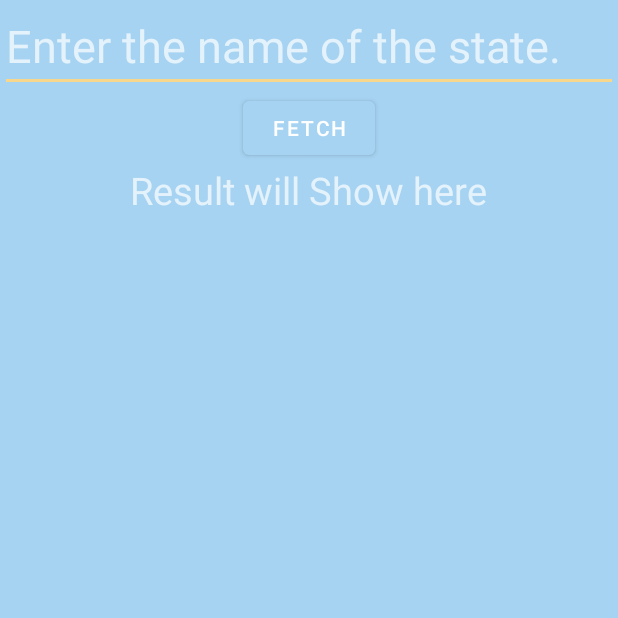
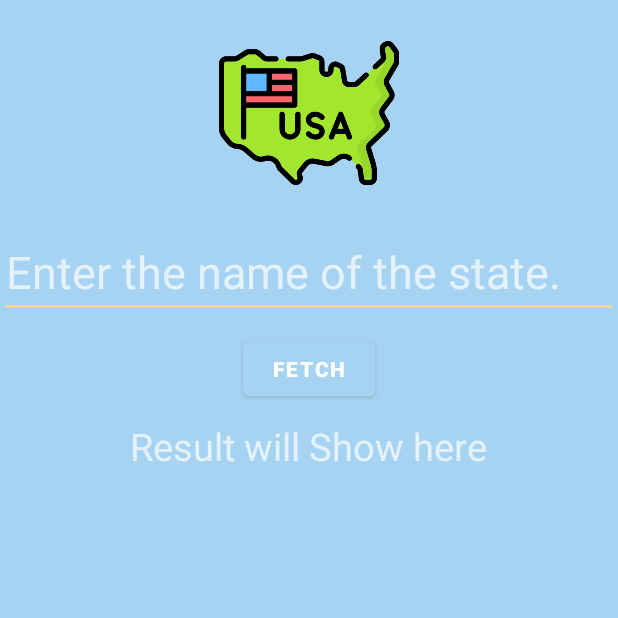
Before and after one commit to asialul/pracaDomAndroid, an Android app: the screen it shows after launch once a user with an empty profile is signed in (MainActivity), on a phone screen of 412 x 824 dp, the top half of it. Run offline under Robolectric (Android 15) with nearby library versions, the phone set to English and light mode, and no system bars; our stand-ins replace Firebase (no records; nobody signed in at launch, a user with empty details on screens opened directly).

Commit message:
ColorUpdate

```diff
--- a/app/build.gradle
+++ b/app/build.gradle
@@ -56,6 +56,7 @@ dependencies {
     implementation 'androidx.lifecycle:lifecycle-runtime-ktx:2.3.1'
     implementation 'androidx.activity:activity-compose:1.5.1'
     implementation platform('androidx.compose:compose-bom:2022.10.00')
+    implementation platform('com.google.firebase:firebase-bom:32.1.1')
     implementation 'androidx.compose.ui:ui'
     implementation 'androidx.compose.ui:ui-graphics'
     implementation 'androidx.compose.ui:ui-tooling-preview'
--- a/app/src/main/res/layout/activity_login.xml
+++ b/app/src/main/res/layout/activity_login.xml
@@ -4,10 +4,8 @@
     xmlns:tools="http://schemas.android.com/tools"
     android:layout_width="match_parent"
     android:layout_height="match_parent"
-    android:background="@color/white"
-    tools:context=".LoginActivity"
-    android:layout_marginHorizontal="32dp"
-    android:layout_marginVertical="16dp">
+    android:background="@color/babyblue"
+    tools:context=".LoginActivity">
 
     <ImageView
         android:layout_width="128dp"
--- a/app/src/main/res/layout/activity_main.xml
+++ b/app/src/main/res/layout/activity_main.xml
@@ -14,27 +14,42 @@
       android:layout_height="wrap_content"
       android:orientation="vertical"
       android:gravity="center"
-      android:id="@+id/layout_main">
+      android:id="@+id/layout_main"
+      tools:ignore="MissingConstraints">
+
+    <ImageView
+        android:layout_width="128dp"
+        android:layout_height="120dp"
+        android:layout_centerHorizontal="true"
+        android:src="@drawable/usa"
+        android:id="@+id/usa_main_img"
+        android:layout_marginTop="15dp"/>
 
     <EditText
         android:layout_width="match_parent"
         android:layout_height="wrap_content"
         android:hint="Enter the name of the state."
         android:id="@+id/city_name_et"
-        android:textSize="30sp"/>
+        android:textSize="30sp"
+        android:layout_below="@+id/usa_main_img"
+        android:layout_marginTop="15dp"/>
 
     <Button
         android:layout_width="wrap_content"
         android:layout_height="wrap_content"
         android:layout_gravity="center"
+        android:layout_marginTop="10dp"
+        android:outlineAmbientShadowColor="@color/mustardgray"
         android:id="@+id/submit_btn"
-        android:text="Fetch" />
+        android:text="Fetch"
+        android:textStyle="bold"/>
 
     <TextView
         android:layout_width="wrap_content"
         android:layout_height="wrap_content"
         android:text="Result will Show here"
         android:textSize="25sp"
+        android:layout_marginTop="10dp"
         android:id="@+id/result"/>
 
   </LinearLayout>
--- a/app/src/main/res/layout/activity_splash.xml
+++ b/app/src/main/res/layout/activity_splash.xml
@@ -12,9 +12,9 @@
     <TextView
         android:layout_width="match_parent"
         android:layout_height="wrap_content"
-        android:text="@string/app_name"
+        android:text="USA-Search"
         android:textSize="32sp"
-        android:textColor="@color/white"
+        android:textColor="@color/brick"
         android:gravity="center"
         android:textStyle="bold"
         />
```
Also changed, not shown: app/src/main/res/drawable-v24/usa.png (added).
